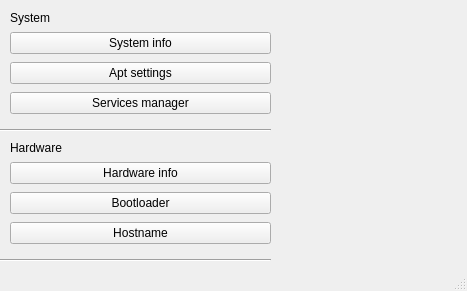
Before: the Qt Designer form Mast/mastwindow.ui in jakubiszon26/Mast, drawn with Qt 5.
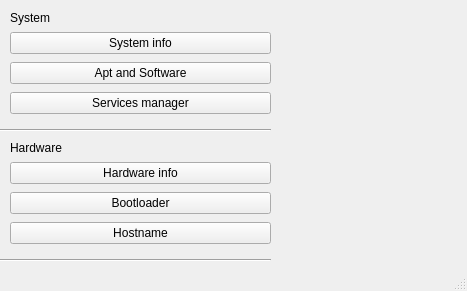
After: the same form once the commit is applied.

The edit to the form file:
```diff
--- a/Mast/mastwindow.ui
+++ b/Mast/mastwindow.ui
@@ -47,7 +47,7 @@
      <item row="1" column="0">
       <widget class="QPushButton" name="apt_settings_button">
        <property name="text">
-        <string>Apt settings</string>
+        <string>Apt and Software</string>
        </property>
       </widget>
      </item>
```
